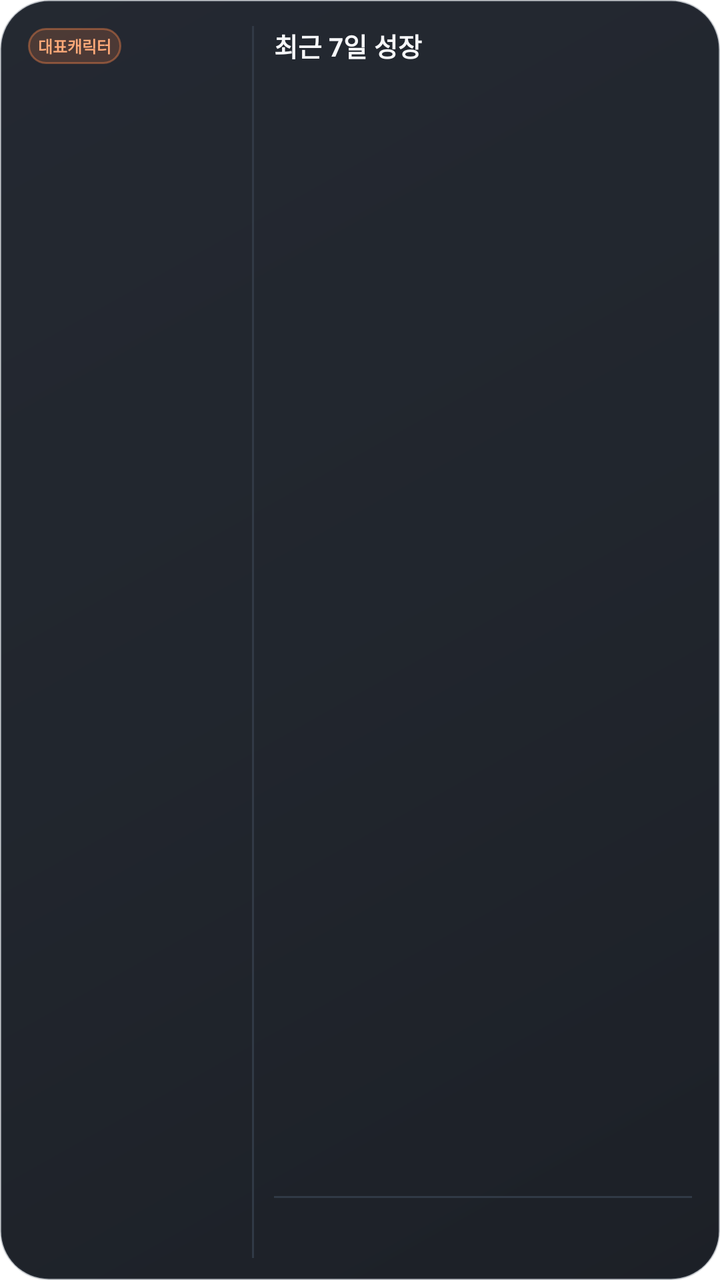
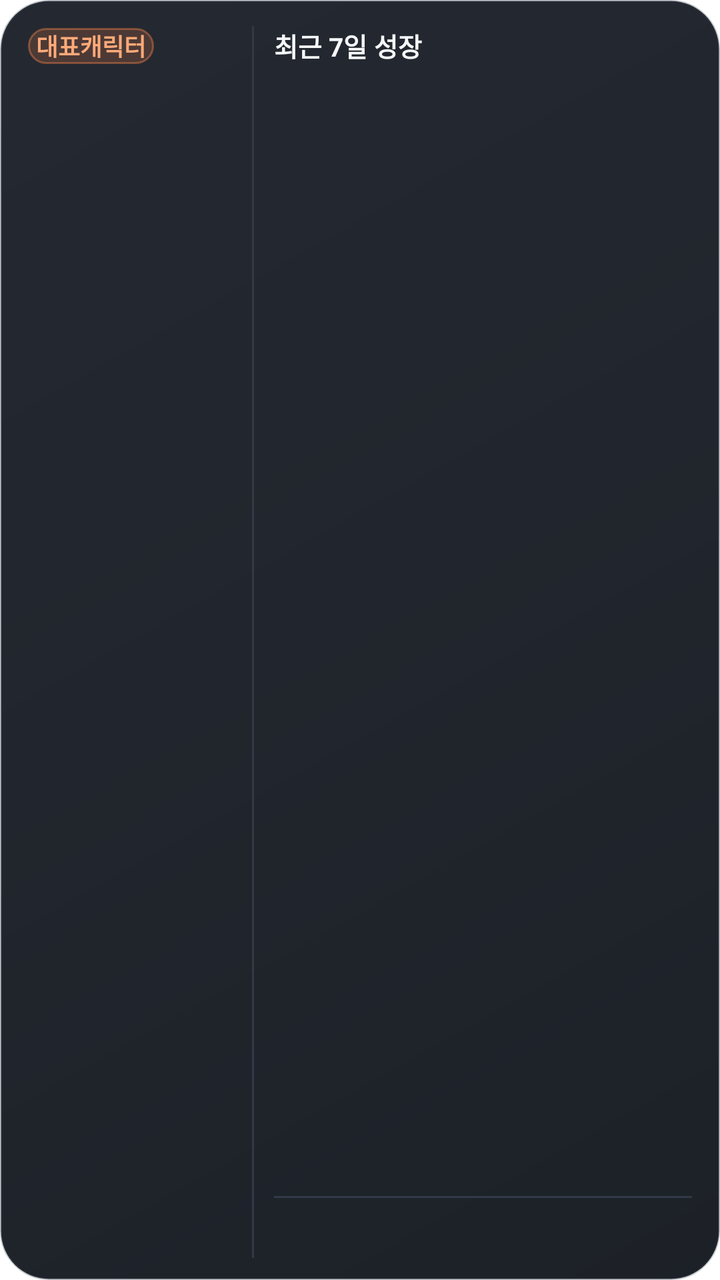

Two renders of the same Android screen: before a commit and after it. Below are the layout's source before the change and the commit's diff.
<!-- AndroidManifest.xml: application theme Theme.maple_guild_tracker -->
<!-- res/layout/widget_primary_combined.xml -->
<?xml version="1.0" encoding="utf-8"?>
<LinearLayout xmlns:android="http://schemas.android.com/apk/res/android"
    android:id="@+id/primary_widget_root"
    android:layout_width="match_parent"
    android:layout_height="match_parent"
    android:background="@drawable/maple_widget_background"
    android:orientation="horizontal">

    <LinearLayout
        android:layout_width="112dp"
        android:layout_height="match_parent"
        android:orientation="vertical"
        android:paddingRight="10dp">
        <LinearLayout android:layout_width="match_parent" android:layout_height="20dp" android:gravity="center_vertical" android:orientation="horizontal">
            <TextView android:layout_width="wrap_content" android:layout_height="18dp" android:background="@drawable/maple_widget_label_background" android:gravity="center" android:paddingLeft="5dp" android:paddingRight="5dp" android:text="대표캐릭터" android:textColor="#FFAA79" android:textSize="8sp" android:textStyle="bold" />
            <TextView android:id="@+id/primary_name" android:layout_width="0dp" android:layout_height="wrap_content" android:layout_marginStart="5dp" android:layout_weight="1" android:ellipsize="end" android:gravity="end" android:maxLines="1" android:textColor="#D8DEE8" android:textSize="10sp" android:textStyle="bold" />
        </LinearLayout>
        <FrameLayout android:layout_width="match_parent" android:layout_height="0dp" android:layout_marginTop="2dp" android:layout_weight="1">
            <ImageView android:id="@+id/primary_avatar" android:layout_width="match_parent" android:layout_height="match_parent" android:adjustViewBounds="true" android:contentDescription="대표 캐릭터" android:scaleType="fitCenter" />
        </FrameLayout>
        <TextView android:id="@+id/primary_rate" android:layout_width="match_parent" android:layout_height="21dp" android:gravity="center|bottom" android:maxLines="1" android:textColor="#FFFFFF" android:textSize="16sp" android:textStyle="bold" />
        <TextView android:id="@+id/primary_gain" android:layout_width="match_parent" android:layout_height="14dp" android:gravity="center" android:maxLines="1" android:textColor="#69D9B6" android:textSize="10sp" android:textStyle="bold" />
    </LinearLayout>

    <TextView android:layout_width="1dp" android:layout_height="match_parent" android:layout_marginRight="10dp" android:background="#313A46" />

    <LinearLayout android:layout_width="0dp" android:layout_height="match_parent" android:layout_weight="1" android:orientation="vertical">
        <TextView android:layout_width="match_parent" android:layout_height="18dp" android:ellipsize="end" android:gravity="center_vertical" android:maxLines="1" android:text="최근 7일 성장" android:textColor="#F7F8FA" android:textSize="13sp" android:textStyle="bold" />
        <TextView android:id="@+id/weekly_day_1" style="@style/MapleWidgetWeeklyDay" />
        <TextView android:id="@+id/weekly_day_2" style="@style/MapleWidgetWeeklyDay" />
        <TextView android:id="@+id/weekly_day_3" style="@style/MapleWidgetWeeklyDay" />
        <TextView android:id="@+id/weekly_day_4" style="@style/MapleWidgetWeeklyDay" />
        <TextView android:id="@+id/weekly_day_5" style="@style/MapleWidgetWeeklyDay" />
        <TextView android:id="@+id/weekly_day_6" style="@style/MapleWidgetWeeklyDay" />
        <TextView android:id="@+id/weekly_day_7" style="@style/MapleWidgetWeeklyDay" />
        <TextView android:layout_width="match_parent" android:layout_height="1dp" android:layout_marginTop="2dp" android:layout_marginBottom="2dp" android:background="#313A46" />
        <TextView android:id="@+id/weekly_average" android:layout_width="match_parent" android:layout_height="14dp" android:ellipsize="end" android:gravity="center_vertical" android:maxLines="1" android:textColor="#D6DAE1" android:textSize="11sp" android:textStyle="bold" />
        <TextView android:id="@+id/weekly_estimate" android:layout_width="match_parent" android:layout_height="14dp" android:ellipsize="end" android:gravity="center_vertical" android:maxLines="1" android:textColor="#FFAA79" android:textSize="10sp" android:textStyle="bold" />
    </LinearLayout>
</LinearLayout>
<!-- resources referenced by this layout -->
<resources>
  <!-- drawable maple_widget_background (drawable) -->
  <?xml version="1.0" encoding="utf-8"?>
  <shape xmlns:android="http://schemas.android.com/apk/res/android" android:shape="rectangle">
      <gradient android:angle="315" android:startColor="#F51B2029" android:centerColor="#F5181D25" android:endColor="#F513171E" />
      <stroke android:width="1dp" android:color="#4A45505F" />
      <corners android:radius="24dp" />
      <padding android:left="14dp" android:top="13dp" android:right="14dp" android:bottom="11dp" />
  </shape>
  <!-- drawable maple_widget_label_background (drawable) -->
  <?xml version="1.0" encoding="utf-8"?>
  <shape xmlns:android="http://schemas.android.com/apk/res/android" android:shape="rectangle">
      <solid android:color="#2EFF874A" />
      <stroke android:width="1dp" android:color="#66FF874A" />
      <corners android:radius="10dp" />
  </shape>
  <style name="MapleWidgetWeeklyDay">
          <item name="android:layout_width">match_parent</item>
          <item name="android:layout_height">0dp</item>
          <item name="android:layout_weight">1</item>
          <item name="android:ellipsize">end</item>
          <item name="android:gravity">center_vertical</item>
          <item name="android:maxLines">1</item>
          <item name="android:textColor">#B8C0CC</item>
          <item name="android:textSize">11sp</item>
      </style>
  <style name="Theme.maple_guild_tracker" parent="Theme.MaterialComponents.DayNight.NoActionBar">
          
      </style>
</resources>

<!-- the commit's change to res/layout/widget_primary_combined.xml (unified diff, before → after) -->
@@ -12,14 +12,24 @@
         android:orientation="vertical"
         android:paddingRight="10dp">
         <LinearLayout android:layout_width="match_parent" android:layout_height="20dp" android:gravity="center_vertical" android:orientation="horizontal">
-            <TextView android:layout_width="wrap_content" android:layout_height="18dp" android:background="@drawable/maple_widget_label_background" android:gravity="center" android:paddingLeft="5dp" android:paddingRight="5dp" android:text="대표캐릭터" android:textColor="#FFAA79" android:textSize="8sp" android:textStyle="bold" />
-            <TextView android:id="@+id/primary_name" android:layout_width="0dp" android:layout_height="wrap_content" android:layout_marginStart="5dp" android:layout_weight="1" android:ellipsize="end" android:gravity="end" android:maxLines="1" android:textColor="#D8DEE8" android:textSize="10sp" android:textStyle="bold" />
+            <TextView android:layout_width="wrap_content" android:layout_height="18dp" android:background="@drawable/maple_widget_label_background" android:gravity="center" android:paddingLeft="4dp" android:paddingRight="4dp" android:text="대표캐릭터" android:textColor="#FFAA79" android:textSize="12sp" android:textStyle="bold" />
+            <TextView android:id="@+id/primary_name" android:layout_width="0dp" android:layout_height="wrap_content" android:layout_marginStart="4dp" android:layout_weight="1" android:ellipsize="end" android:gravity="end" android:maxLines="1" android:textColor="#D8DEE8" android:textSize="12sp" android:textStyle="bold" />
         </LinearLayout>
         <FrameLayout android:layout_width="match_parent" android:layout_height="0dp" android:layout_marginTop="2dp" android:layout_weight="1">
-            <ImageView android:id="@+id/primary_avatar" android:layout_width="match_parent" android:layout_height="match_parent" android:adjustViewBounds="true" android:contentDescription="대표 캐릭터" android:scaleType="fitCenter" />
+            <ViewFlipper
+                android:id="@+id/primary_avatar_flipper"
+                android:layout_width="match_parent"
+                android:layout_height="match_parent"
+                android:autoStart="true"
+                android:flipInterval="650">
+                <ImageView android:id="@+id/primary_avatar_frame_0" android:layout_width="match_parent" android:layout_height="match_parent" android:adjustViewBounds="true" android:contentDescription="대표 캐릭터 대기 모션" android:scaleType="fitCenter" />
+                <ImageView android:id="@+id/primary_avatar_frame_1" android:layout_width="match_parent" android:layout_height="match_parent" android:adjustViewBounds="true" android:contentDescription="대표 캐릭터 대기 모션" android:scaleType="fitCenter" />
+                <ImageView android:id="@+id/primary_avatar_frame_2" android:layout_width="match_parent" android:layout_height="match_parent" android:adjustViewBounds="true" android:contentDescription="대표 캐릭터 대기 모션" android:scaleType="fitCenter" />
+                <ImageView android:id="@+id/primary_avatar_frame_3" android:layout_width="match_parent" android:layout_height="match_parent" android:adjustViewBounds="true" android:contentDescription="대표 캐릭터 대기 모션" android:scaleType="fitCenter" />
+            </ViewFlipper>
         </FrameLayout>
         <TextView android:id="@+id/primary_rate" android:layout_width="match_parent" android:layout_height="21dp" android:gravity="center|bottom" android:maxLines="1" android:textColor="#FFFFFF" android:textSize="16sp" android:textStyle="bold" />
-        <TextView android:id="@+id/primary_gain" android:layout_width="match_parent" android:layout_height="14dp" android:gravity="center" android:maxLines="1" android:textColor="#69D9B6" android:textSize="10sp" android:textStyle="bold" />
+        <TextView android:id="@+id/primary_gain" android:layout_width="match_parent" android:layout_height="14dp" android:gravity="center" android:maxLines="1" android:textColor="#69D9B6" android:textSize="12sp" android:textStyle="bold" />
     </LinearLayout>
 
     <TextView android:layout_width="1dp" android:layout_height="match_parent" android:layout_marginRight="10dp" android:background="#313A46" />
@@ -34,7 +44,7 @@
         <TextView android:id="@+id/weekly_day_6" style="@style/MapleWidgetWeeklyDay" />
         <TextView android:id="@+id/weekly_day_7" style="@style/MapleWidgetWeeklyDay" />
         <TextView android:layout_width="match_parent" android:layout_height="1dp" android:layout_marginTop="2dp" android:layout_marginBottom="2dp" android:background="#313A46" />
-        <TextView android:id="@+id/weekly_average" android:layout_width="match_parent" android:layout_height="14dp" android:ellipsize="end" android:gravity="center_vertical" android:maxLines="1" android:textColor="#D6DAE1" android:textSize="11sp" android:textStyle="bold" />
-        <TextView android:id="@+id/weekly_estimate" android:layout_width="match_parent" android:layout_height="14dp" android:ellipsize="end" android:gravity="center_vertical" android:maxLines="1" android:textColor="#FFAA79" android:textSize="10sp" android:textStyle="bold" />
+        <TextView android:id="@+id/weekly_average" android:layout_width="match_parent" android:layout_height="14dp" android:ellipsize="end" android:gravity="center_vertical" android:maxLines="1" android:textColor="#D6DAE1" android:textSize="12sp" android:textStyle="bold" />
+        <TextView android:id="@+id/weekly_estimate" android:layout_width="match_parent" android:layout_height="14dp" android:ellipsize="end" android:gravity="center_vertical" android:maxLines="1" android:textColor="#FFAA79" android:textSize="12sp" android:textStyle="bold" />
     </LinearLayout>
 </LinearLayout>
<!-- resource entries referenced after the edit -->
@@ -23,7 +23,7 @@
           <item name="android:gravity">center_vertical</item>
           <item name="android:maxLines">1</item>
           <item name="android:textColor">#B8C0CC</item>
-          <item name="android:textSize">11sp</item>
+          <item name="android:textSize">12sp</item>
       </style>
   <style name="Theme.maple_guild_tracker" parent="Theme.MaterialComponents.DayNight.NoActionBar">
           
